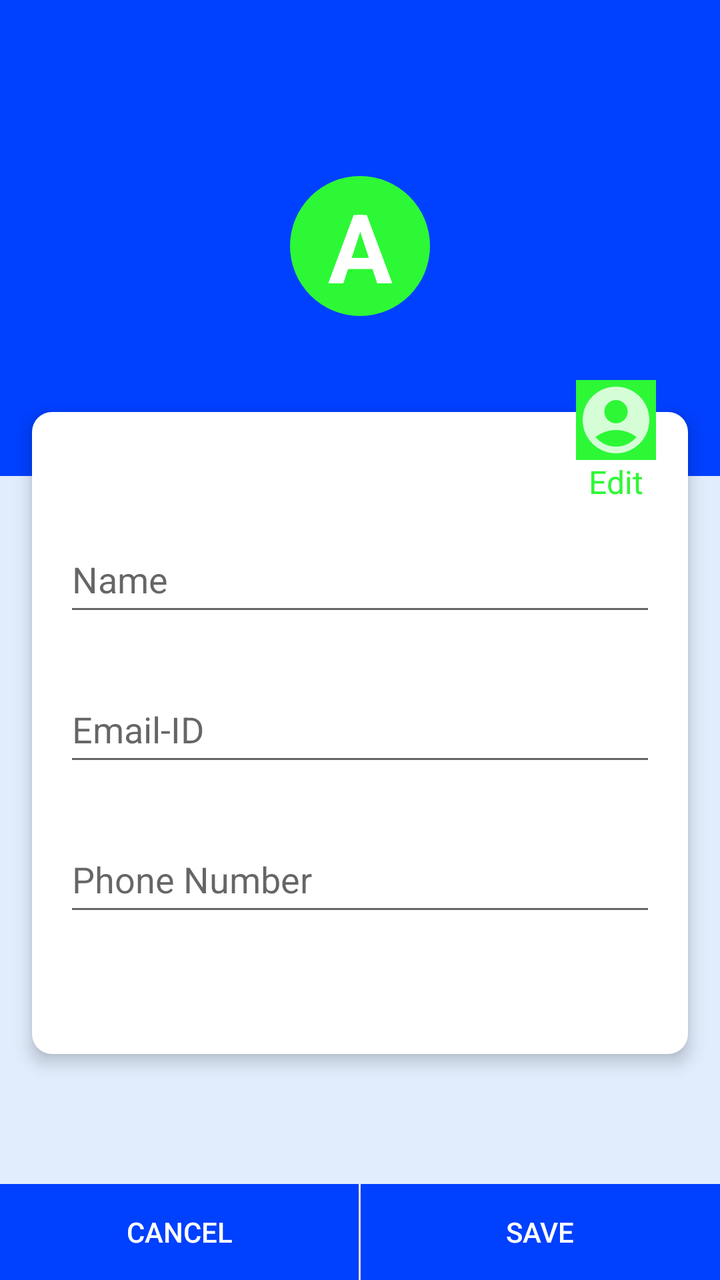
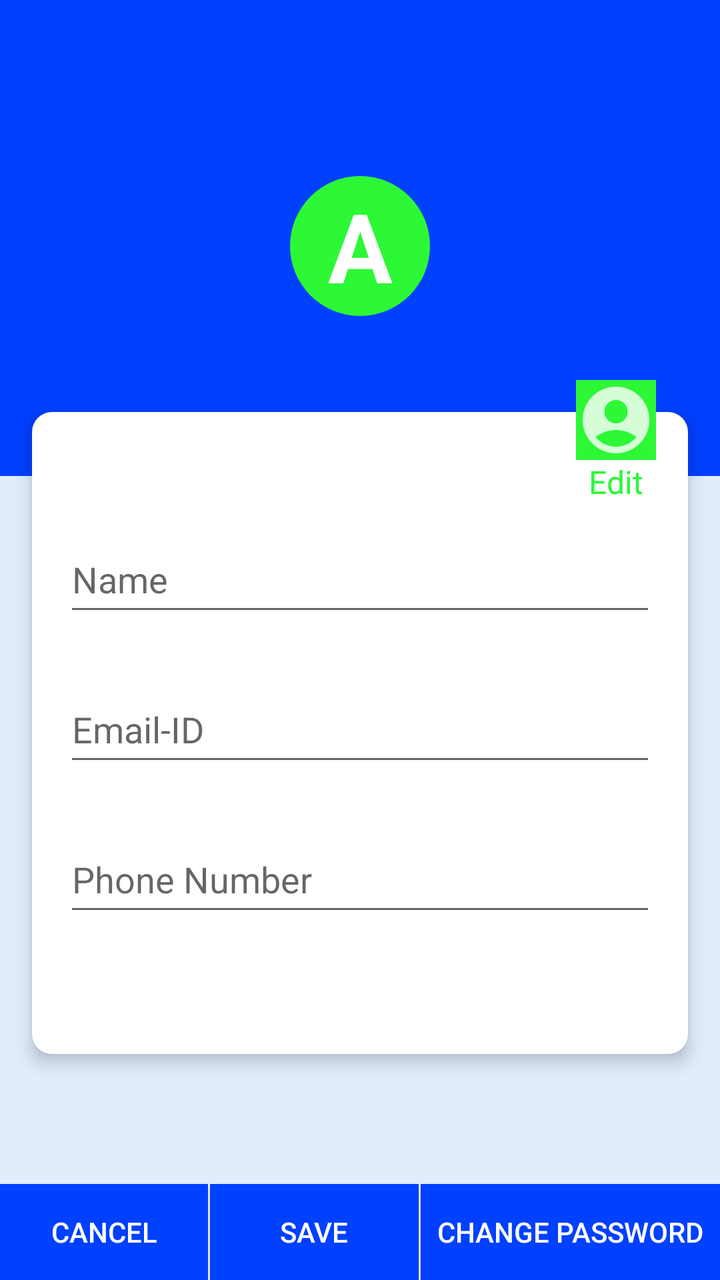

An Android layout rendered at two revisions. The XML below is the earlier revision; the diff shows what the commit changed to produce the second picture.
<!-- AndroidManifest.xml: application theme Theme.IT1110APP -->
<!-- res/layout/activity_my_profile.xml -->
<?xml version="1.0" encoding="utf-8"?>
<androidx.constraintlayout.widget.ConstraintLayout xmlns:android="http://schemas.android.com/apk/res/android"
    xmlns:app="http://schemas.android.com/apk/res-auto"
    xmlns:tools="http://schemas.android.com/tools"
    android:background="@color/main_background"
    android:layout_width="match_parent"
    android:layout_height="match_parent"
    tools:context=".MyProfileActivity">

    <androidx.appcompat.widget.Toolbar
        android:id="@+id/toolbar"
        android:layout_width="match_parent"
        android:layout_height="?attr/actionBarSize"
        android:background="@color/colorPrimary"
        android:theme="@style/ThemeOverlay.AppCompat.Dark"
        app:layout_constraintTop_toTopOf="parent"
        app:layout_constraintLeft_toLeftOf="parent"
        app:layout_constraintEnd_toEndOf="parent"
        ></androidx.appcompat.widget.Toolbar>

    <LinearLayout
        android:id="@+id/ll1"
        android:layout_width="match_parent"
        android:layout_height="wrap_content"
        android:orientation="vertical"
        app:layout_constraintLeft_toLeftOf="parent"
        app:layout_constraintRight_toRightOf="parent"
        app:layout_constraintTop_toBottomOf="@id/toolbar"
        android:background="@color/colorPrimary"
        android:gravity="center"
        android:paddingTop="32dp"
        android:paddingBottom="64dp"
        >
        <TextView
            android:id="@+id/profile_text"
            android:layout_width="70dp"
            android:layout_height="70dp"
            android:text="A"
            android:background="@drawable/circle"
            android:gravity="center"
            android:textSize="48sp"
            android:textStyle="bold"
            android:textColor="@color/white"
            android:layout_marginBottom="16dp"
            android:backgroundTint="@color/green"
            />
    </LinearLayout>

    <View
        android:id="@+id/divider"
        android:layout_width="0dp"
        android:layout_height="1dp"
        app:layout_constraintLeft_toLeftOf="parent"
        app:layout_constraintRight_toRightOf="parent"
        app:layout_constraintBottom_toBottomOf="@id/ll1"
        android:layout_marginLeft="8dp"
        android:layout_marginRight="8dp"
        android:layout_marginBottom="48dp"
        android:visibility="invisible"
        />

    <LinearLayout
        android:layout_width="0dp"
        android:layout_height="wrap_content"
        app:layout_constraintLeft_toLeftOf="parent"
        app:layout_constraintRight_toRightOf="parent"
        app:layout_constraintTop_toBottomOf="@id/divider"
        android:layout_marginLeft="16dp"
        android:layout_marginRight="16dp"
        android:layout_marginTop="16dp"
        android:elevation="5dp"
        android:orientation="vertical"
        android:background="@drawable/round_view"
        android:paddingBottom="64dp"
        android:paddingTop="32dp"
        android:paddingLeft="16dp"
        android:paddingRight="16dp"
        >
        <com.google.android.material.textfield.TextInputLayout
            android:layout_width="match_parent"
            android:layout_height="wrap_content"
            android:layout_marginTop="16dp"
            >
            <EditText
                android:id="@+id/my_profile_name"
                android:layout_width="match_parent"
                android:layout_height="48dp"
                android:hint="Name"
                android:inputType="text"/>
        </com.google.android.material.textfield.TextInputLayout>

        <com.google.android.material.textfield.TextInputLayout
            android:layout_width="match_parent"
            android:layout_height="wrap_content"
            android:layout_marginTop="16dp"
            >
            <EditText
                android:id="@+id/my_profile_email"
                android:layout_width="match_parent"
                android:layout_height="48dp"
                android:hint="Email-ID"
                android:inputType="text"/>
        </com.google.android.material.textfield.TextInputLayout>

        <com.google.android.material.textfield.TextInputLayout
            android:layout_width="match_parent"
            android:layout_height="wrap_content"
            android:layout_marginTop="16dp"
            >
            <EditText
                android:id="@+id/my_profile_phone"
                android:layout_width="match_parent"
                android:layout_height="48dp"
                android:hint="Phone Number"
                android:inputType="number"/>
        </com.google.android.material.textfield.TextInputLayout>
    </LinearLayout>

    <LinearLayout
        android:id="@+id/editB"
        android:layout_width="wrap_content"
        android:layout_height="wrap_content"
        android:orientation="vertical"
        app:layout_constraintRight_toRightOf="parent"
        app:layout_constraintTop_toBottomOf="@id/divider"
        android:elevation="7dp"
        android:gravity="center"
        android:layout_marginRight="32dp"
        >

        <ImageView
            android:layout_width="40dp"
            android:layout_height="40dp"
            android:src="@drawable/ic_account"
            android:background="@color/green"
            />
        <TextView
            android:layout_width="wrap_content"
            android:layout_height="wrap_content"
            android:text="Edit"
            android:textSize="16sp"
            android:textColor="@color/green"
            />
    </LinearLayout>

    <LinearLayout
        android:id="@+id/button_layout"
        android:layout_width="match_parent"
        android:layout_height="wrap_content"
        android:orientation="horizontal"
        app:layout_constraintLeft_toLeftOf="parent"
        app:layout_constraintRight_toRightOf="parent"
        app:layout_constraintBottom_toBottomOf="parent"
        >

        <Button
            android:id="@+id/cancelB"
            android:layout_width="wrap_content"
            android:layout_height="wrap_content"
            android:text="Cancel"
            android:background="@color/colorPrimary"
            android:layout_weight="1"
            android:textColor="@color/white"/>
        <View
            android:layout_width="1dp"
            android:layout_height="match_parent"
            android:background="@color/white"
            />
        <Button
            android:id="@+id/saveB"
            android:layout_width="wrap_content"
            android:layout_height="wrap_content"
            android:text="Save"
            android:background="@color/colorPrimary"
            android:layout_weight="1"
            android:textColor="@color/white"/>
    </LinearLayout>
</androidx.constraintlayout.widget.ConstraintLayout>
<!-- resources referenced by this layout -->
<resources>
  <color name="colorPrimary">#0040ff</color>
  <color name="green">#2df836</color>
  <color name="main_background">#E1EDFD</color>
  <color name="white">#FFFFFFFF</color>
  <!-- drawable circle (drawable) -->
  <?xml version="1.0" encoding="utf-8"?>
  <shape android:shape="oval"
      xmlns:android="http://schemas.android.com/apk/res/android">
      <solid android:color="@android:color/holo_green_dark"/>
      <size android:width="20dp"
          android:height="20dp"/>
  </shape>
  <!-- drawable ic_account (drawable-anydpi) -->
  <vector xmlns:android="http://schemas.android.com/apk/res/android"
      android:width="24dp"
      android:height="24dp"
      android:viewportWidth="24"
      android:viewportHeight="24"
      android:tint="#FFFFFF"
      android:alpha="0.8">
    <path
        android:fillColor="@android:color/white"
        android:pathData="M12,2C6.48,2 2,6.48 2,12s4.48,10 10,10s10,-4.48 10,-10S17.52,2 12,2zM12,6c1.93,0 3.5,1.57 3.5,3.5S13.93,13 12,13s-3.5,-1.57 -3.5,-3.5S10.07,6 12,6zM12,20c-2.03,0 -4.43,-0.82 -6.14,-2.88C7.55,15.8 9.68,15 12,15s4.45,0.8 6.14,2.12C16.43,19.18 14.03,20 12,20z"/>
  </vector>
  <!-- drawable round_view (drawable) -->
  <?xml version="1.0" encoding="utf-8"?>
  <shape android:shape="rectangle" xmlns:android="http://schemas.android.com/apk/res/android">
      <corners android:radius="10dp"/>
      <solid android:color="@color/white"/>
  </shape>
  <style name="Theme.IT1110APP" parent="Theme.AppCompat.Light.NoActionBar">
          
          <item name="colorPrimary">@color/purple_500</item>
          <item name="colorPrimaryVariant">@color/purple_700</item>
          <item name="colorOnPrimary">@color/white</item>
          
          <item name="colorSecondary">@color/teal_200</item>
          <item name="colorSecondaryVariant">@color/teal_700</item>
          <item name="colorOnSecondary">@color/black</item>
          
          <item name="android:statusBarColor">?attr/colorPrimaryVariant</item>
          
          <item name="windowActionBar">false</item>
          <item name="windowNoTitle">true</item>
      </style>
  <color name="purple_500">#FF6200EE</color>
  <color name="purple_700">#FF3700B3</color>
  <color name="teal_200">#FF03DAC5</color>
  <color name="teal_700">#FF018786</color>
  <color name="black">#FF000000</color>
</resources>

<!-- the commit's change to res/layout/activity_my_profile.xml (unified diff, before → after) -->
@@ -5,7 +5,7 @@
     android:background="@color/main_background"
     android:layout_width="match_parent"
     android:layout_height="match_parent"
-    tools:context=".MyProfileActivity">
+    tools:context=".Activities.MyProfileActivity">
 
     <androidx.appcompat.widget.Toolbar
         android:id="@+id/toolbar"
@@ -174,5 +174,20 @@
             android:background="@color/colorPrimary"
             android:layout_weight="1"
             android:textColor="@color/white"/>
+        <View
+            android:layout_width="1dp"
+            android:layout_height="match_parent"
+            android:background="@color/white"
+            />
+
+        <Button
+            android:id="@+id/change_password_button"
+            android:layout_width="wrap_content"
+            android:layout_height="wrap_content"
+            android:text="Change Password"
+            android:background="@color/colorPrimary"
+            android:textColor="@color/white"
+            android:layout_weight="1"
+            android:layout_gravity="center"/>
     </LinearLayout>
 </androidx.constraintlayout.widget.ConstraintLayout>
